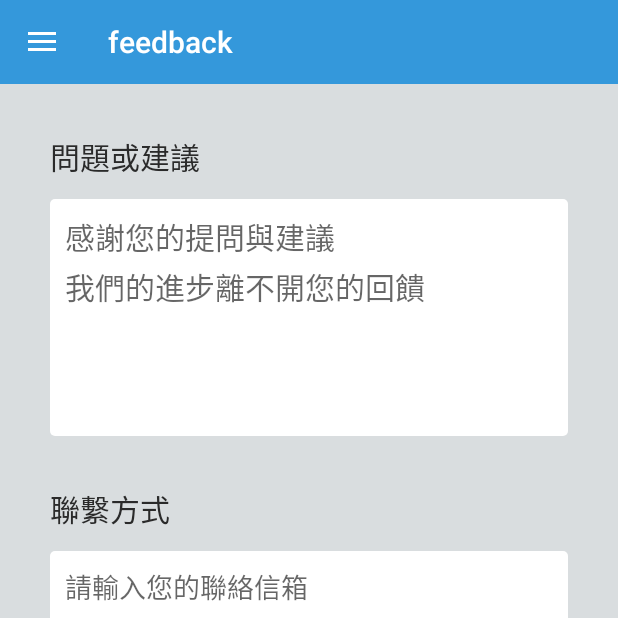
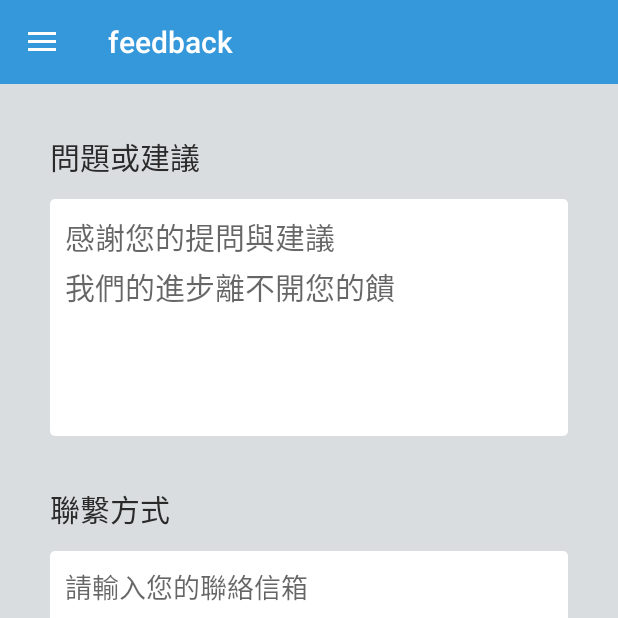
Before and after one commit to kamisakihideyoshi/TaipeiTechRefined, an Android app: the screen it shows after launch (MainActivity), in the side drawer, after a tap on "feedback", on a phone screen of 412 x 824 dp, the top half of it. Run offline under Robolectric (Android 15) with nearby library versions, the phone set to English and light mode, and no system bars; our stand-ins replace Firebase (no records; nobody signed in at launch, a user with empty details on screens opened directly); 2 statements that could not run were skipped.

```diff
--- a/app/src/main/res/layout/fragment_feedback.xml
+++ b/app/src/main/res/layout/fragment_feedback.xml
@@ -33,7 +33,7 @@
         android:gravity="left"
         android:inputType="textMultiLine"
         android:textSize="20sp"
-        android:hint="感謝您的提問與建議\n我們的進步離不開您的回饋"
+        android:hint="感謝您的提問與建議\n我們的進步離不開您的饋"
         android:id="@+id/feedback"
         android:layout_weight="0.19" />
 
```
